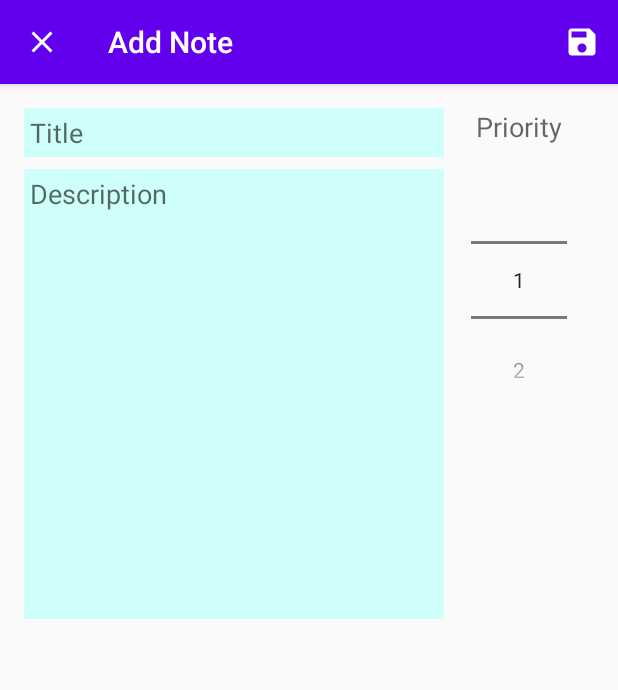
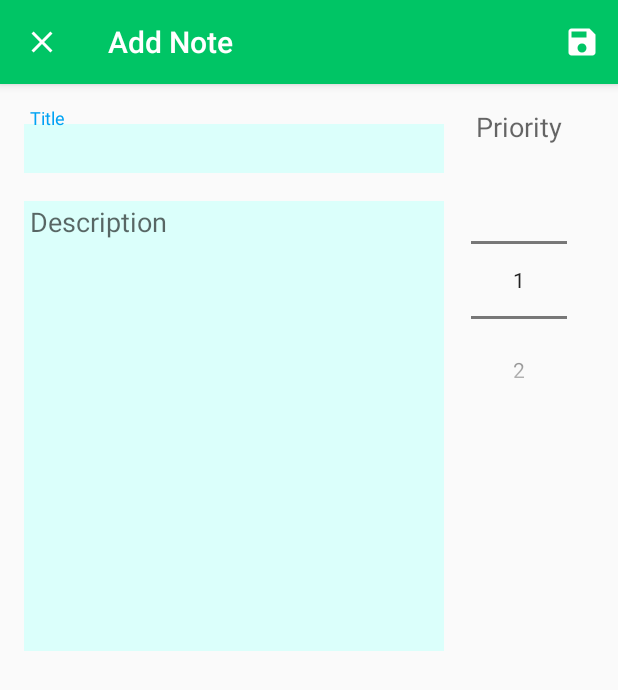
Before and after one commit to emekabe/CRUD-Demo-2, an Android app: the NewNoteActivity screen opened directly, with no data from a screen before it, on a phone screen of 412 x 824 dp. Shown: the top 690 px of the screen. Run offline under Robolectric (Android 15) with nearby library versions, the phone set to English and light mode, and no system bars; our stand-ins replace Firebase (no records; nobody signed in at launch, a user with empty details on screens opened directly).

Commit message:
Added more menu items and implemented their respective features.. Also changed the app's color scheme

```diff
--- a/app/src/main/AndroidManifest.xml
+++ b/app/src/main/AndroidManifest.xml
@@ -9,7 +9,10 @@
         android:roundIcon="@mipmap/ic_launcher_round"
         android:supportsRtl="true"
         android:theme="@style/AppTheme">
-        <activity android:name=".ReadNoteActivity"
+        <activity android:name=".AboutActivity"
+            android:parentActivityName=".MainActivity" />
+        <activity
+            android:name=".ReadNoteActivity"
             android:parentActivityName=".MainActivity" />
         <activity
             android:name=".NewNoteActivity"
--- a/app/src/main/java/com/emekachukwulobe/cruddemo2/ReadNoteActivity.java
+++ b/app/src/main/java/com/emekachukwulobe/cruddemo2/ReadNoteActivity.java
@@ -36,6 +36,8 @@ public class ReadNoteActivity extends AppCompatActivity {
     protected void onCreate(Bundle savedInstanceState) {
         super.onCreate(savedInstanceState);
         setContentView(R.layout.activity_read_note);
+
+        setTitle("Note");
 
         textViewTitleRead = findViewById(R.id.text_view_title_read);
         textViewPriorityRead = findViewById(R.id.text_view_priority_read);
--- a/app/src/main/res/layout/activity_new_note.xml
+++ b/app/src/main/res/layout/activity_new_note.xml
@@ -15,27 +15,38 @@
         android:layout_weight="1"
         android:orientation="vertical">
 
+        <com.google.android.material.textfield.TextInputLayout
+            android:layout_width="match_parent"
+            android:layout_height="wrap_content">
+
             <EditText
                 android:id="@+id/edit_text_title"
                 android:layout_width="match_parent"
                 android:layout_height="wrap_content"
+                android:layout_marginBottom="8dp"
+                android:background="@color/note_background"
                 android:hint="Title"
                 android:inputType="text"
-            android:background="@color/note_background"
-            android:padding="4dp"
-            android:layout_marginBottom="8dp"/>
+                android:padding="4dp" />
+
+        </com.google.android.material.textfield.TextInputLayout>
+
+        <com.google.android.material.textfield.TextInputLayout
+            android:layout_width="match_parent"
+            android:layout_height="wrap_content">
 
             <EditText
                 android:id="@+id/edit_text_description"
                 android:layout_width="match_parent"
                 android:layout_height="300dp"
+                android:background="@color/note_background"
+                android:gravity="top"
+                android:hint="Description"
+                android:inputType="textMultiLine"
                 android:maxHeight="400dp"
-            android:hint="Description"
-            android:gravity="top"
                 android:padding="4dp"
-            android:inputType="textMultiLine"
-            android:background="@color/note_background"
-            android:textAppearance="@android:style/TextAppearance.Medium"/>
+                android:textAppearance="@android:style/TextAppearance.Medium" />
+        </com.google.android.material.textfield.TextInputLayout>
 
     </LinearLayout>
 
@@ -49,7 +60,7 @@
             android:layout_width="wrap_content"
             android:layout_height="wrap_content"
             android:text="Priority"
-            android:textAppearance="@style/TextAppearance.AppCompat.Medium"/>
+            android:textAppearance="@style/TextAppearance.AppCompat.Medium" />
 
         <NumberPicker
             android:id="@+id/number_picker_priority"
@@ -59,5 +70,4 @@
     </LinearLayout>
 
 
-
 </LinearLayout>
--- a/app/src/main/res/values/colors.xml
+++ b/app/src/main/res/values/colors.xml
@@ -1,7 +1,7 @@
 <?xml version="1.0" encoding="utf-8"?>
 <resources>
-    <color name="colorPrimary">#6200EE</color>
-    <color name="colorPrimaryDark">#3700B3</color>
-    <color name="colorAccent">#03DAC5</color>
-    <color name="note_background">#CEFFFA</color>
+    <color name="colorPrimary">#00C565</color>
+    <color name="colorPrimaryDark">#00A655</color>
+    <color name="colorAccent">#00A3F3</color>
+    <color name="note_background">#DBFFFB</color>
 </resources>
--- a/app/src/main/res/values/strings.xml
+++ b/app/src/main/res/values/strings.xml
@@ -9,4 +9,6 @@
     <string name="facebook_login_protocol_scheme" translatable="false">fb343402300230943</string>
     <string name="edit_note">Edit Note</string>
     <string name="delete_note">Delete Note</string>
+    <string name="app_version">1.0</string>
+    <string name="app_description">This is an app for keeping track of notes.</string>
 </resources>
```
Also changed, not shown: app/src/main/java/com/emekachukwulobe/cruddemo2/AboutActivity.java (added, +16 -0 lines), app/src/main/java/com/emekachukwulobe/cruddemo2/MainActivity.java (+66 -0 lines), app/src/main/res/layout/activity_about.xml (added, +44 -0 lines), app/src/main/res/menu/main_menu.xml (+10 -0 lines). Lines whose indentation alone changed are shown as unchanged.
